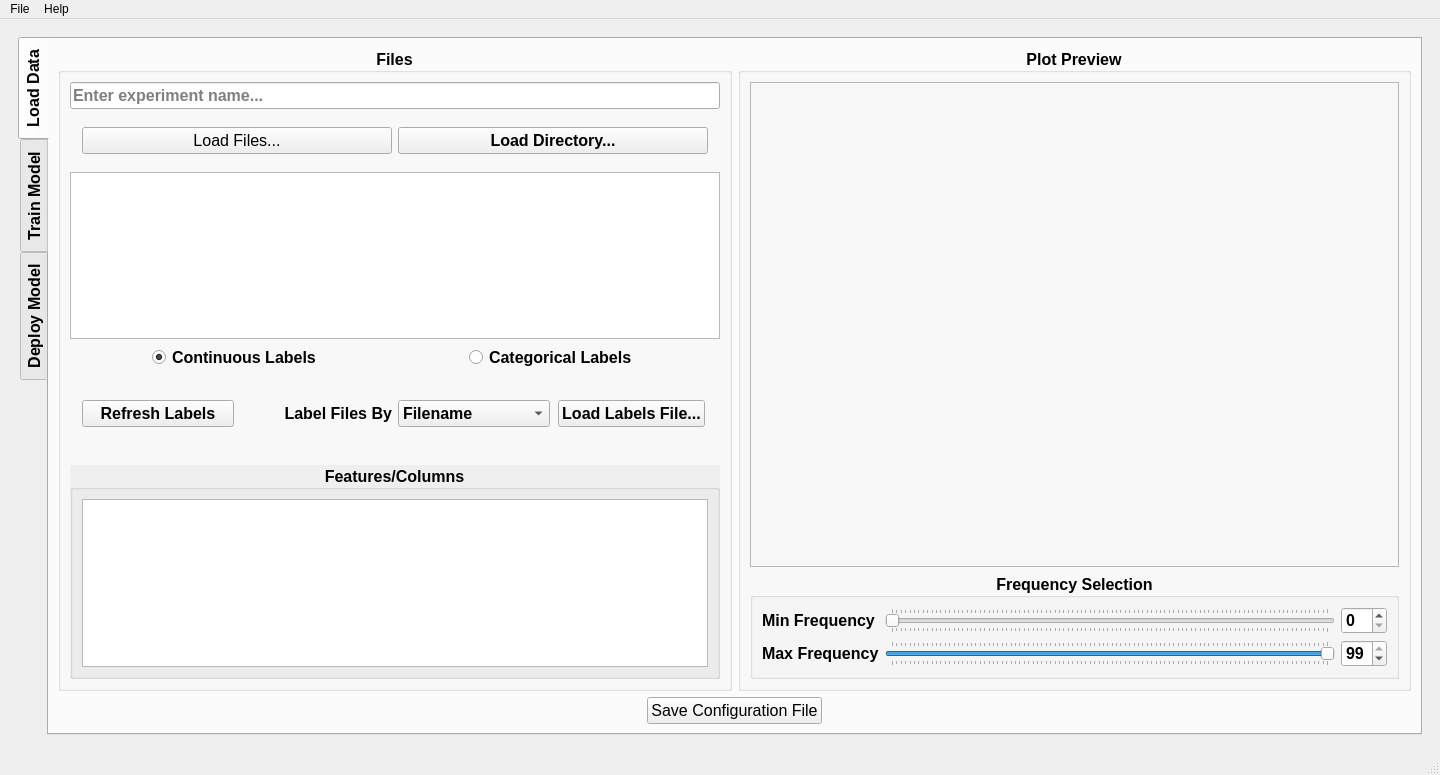
The window that qtapp/gui/interface.ui (GyroidInc/sbh-kivyapp) describes before a commit, drawn with Qt 5.
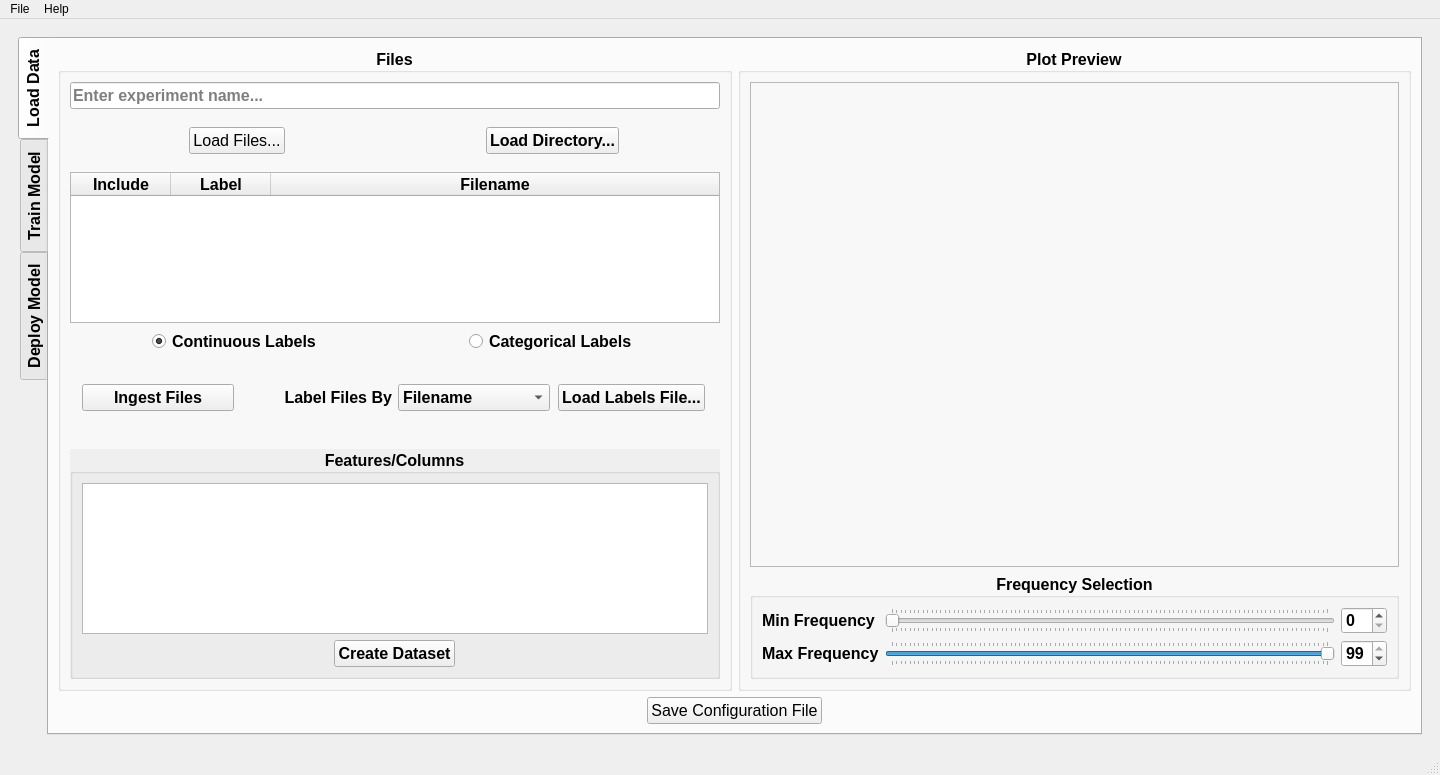
The same window after the commit. Icons and pictures are not drawn.

```diff
--- a/qtapp/gui/interface.ui
+++ b/qtapp/gui/interface.ui
@@ -297,7 +297,16 @@
                 <property name="margin">
                  <number>12</number>
                 </property>
-                <item row="0" column="0">
+                <property name="topMargin">
+                 <number>12</number>
+                </property>
+                <property name="rightMargin">
+                 <number>12</number>
+                </property>
+                <property name="bottomMargin">
+                 <number>12</number>
+                </property>
+                <item row="0" column="0" alignment="Qt::AlignHCenter">
                  <widget class="QPushButton" name="T1_Button_LoadFiles">
                   <property name="font">
                    <font>
@@ -311,7 +320,7 @@
                   </property>
                  </widget>
                 </item>
-                <item row="0" column="1">
+                <item row="0" column="1" alignment="Qt::AlignHCenter">
                  <widget class="QPushButton" name="T1_Button_LoadDirectory">
                   <property name="font">
                    <font>
@@ -342,7 +351,7 @@
                  <bool>true</bool>
                 </property>
                 <attribute name="horizontalHeaderVisible">
-                 <bool>false</bool>
+                 <bool>true</bool>
                 </attribute>
                 <attribute name="horizontalHeaderCascadingSectionResizes">
                  <bool>true</bool>
@@ -375,7 +384,7 @@
                   </font>
                  </property>
                  <property name="textAlignment">
-                  <set>AlignHCenter|AlignVCenter|AlignCenter</set>
+                  <set>AlignCenter</set>
                  </property>
                 </column>
                 <column>
@@ -388,7 +397,7 @@
                   </font>
                  </property>
                  <property name="textAlignment">
-                  <set>AlignHCenter|AlignVCenter|AlignCenter</set>
+                  <set>AlignCenter</set>
                  </property>
                 </column>
                 <column>
@@ -401,7 +410,7 @@
                   </font>
                  </property>
                  <property name="textAlignment">
-                  <set>AlignHCenter|AlignVCenter|AlignCenter</set>
+                  <set>AlignCenter</set>
                  </property>
                 </column>
                </widget>
@@ -508,7 +517,7 @@
                    </font>
                   </property>
                   <property name="text">
-                   <string>Refresh Labels</string>
+                   <string>Ingest Files</string>
                   </property>
                  </widget>
                 </item>
@@ -566,6 +575,18 @@
                    </property>
                   </widget>
                  </item>
+                 <item alignment="Qt::AlignHCenter">
+                  <widget class="QPushButton" name="T1_Button_CreateDataset">
+                   <property name="font">
+                    <font>
+                     <pointsize>12</pointsize>
+                    </font>
+                   </property>
+                   <property name="text">
+                    <string>Create Dataset</string>
+                   </property>
+                  </widget>
+                 </item>
                 </layout>
                </widget>
               </item>
```
Left out of the diff: 77 changed lines with no effect on the pictures.
